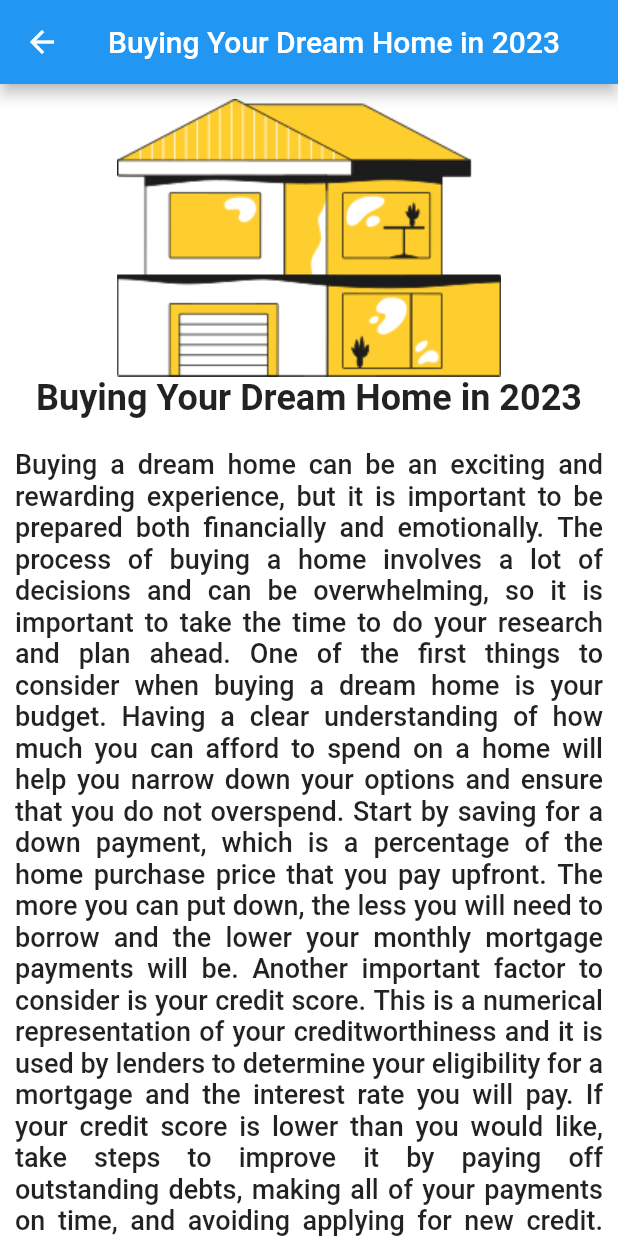
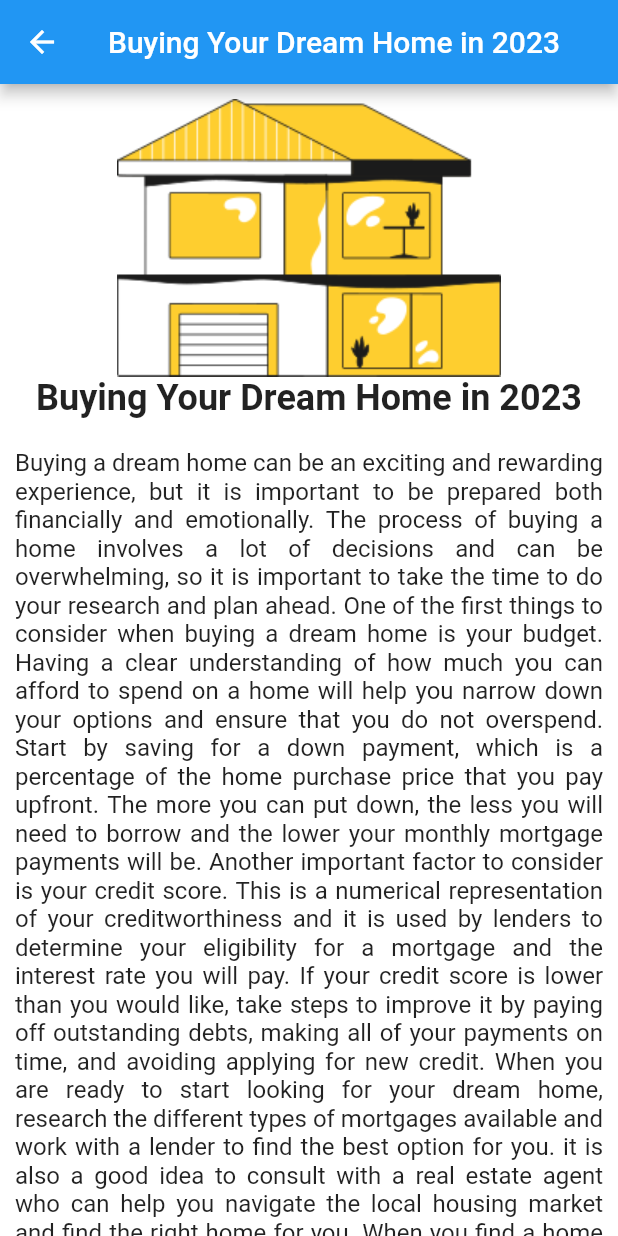
Before and after one commit to Nissau96/flutter-realty-blog-app, a Flutter app: the DescriptionPage screen opened directly, on a phone screen of 412 x 824 dp. Run offline on Flutter 3.47's test engine with Material 2 defaults, Android fonts, the phone set to English and light mode, and no system bars.

Commit message:
Updating blog post font size and font weight

```diff
--- a/lib/description_page.dart
+++ b/lib/description_page.dart
@@ -39,8 +39,8 @@ class DescriptionPage extends StatelessWidget {
                 blogDescription,
                 textAlign: TextAlign.justify,
                 style: const TextStyle(
-                  fontSize: 18,
-                  fontWeight: FontWeight.w500,
+                  fontSize: 16,
+                  fontWeight: FontWeight.w400,
                 ),
               ),
             ],
```
